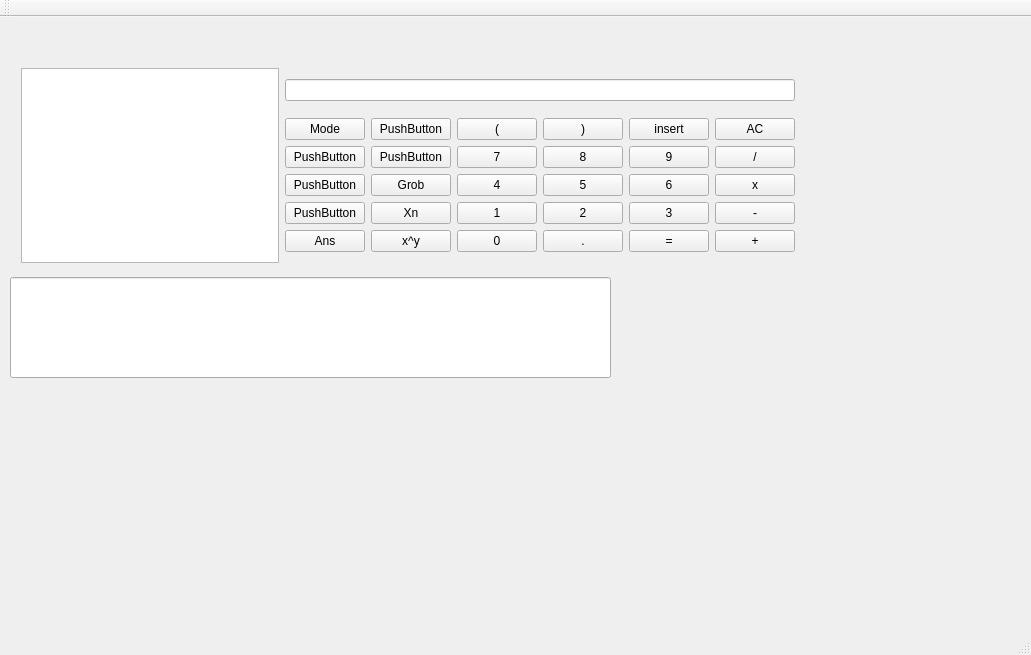
First picture: the form in mainwindow.ui, repository denniswieczorek/sys-g, before the edit.
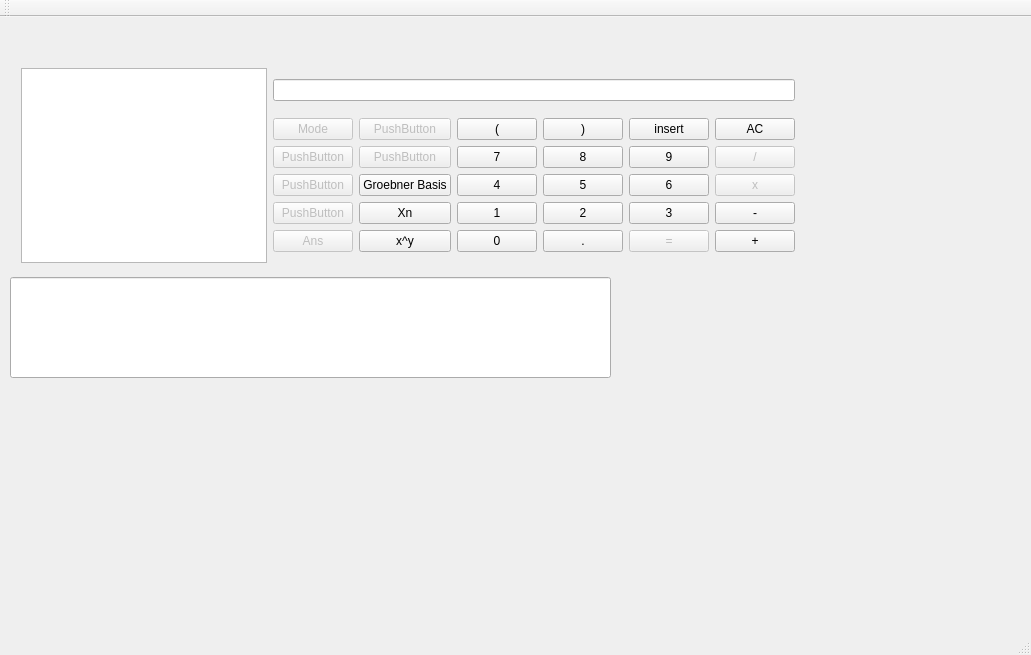
Second picture: the form after the edit.

Patch:
```diff
--- a/mainwindow.ui
+++ b/mainwindow.ui
@@ -56,6 +56,9 @@
         <layout class="QGridLayout" name="gridLayout_2">
          <item row="1" column="1">
           <widget class="QPushButton" name="pushButton_12">
+           <property name="enabled">
+            <bool>false</bool>
+           </property>
            <property name="text">
             <string>PushButton</string>
            </property>
@@ -71,7 +74,7 @@
          <item row="2" column="1">
           <widget class="QPushButton" name="calculate">
            <property name="text">
-            <string>Grob</string>
+            <string>Groebner Basis</string>
            </property>
           </widget>
          </item>
@@ -84,6 +87,9 @@
          </item>
          <item row="2" column="5">
           <widget class="QPushButton" name="multiplyButton">
+           <property name="enabled">
+            <bool>false</bool>
+           </property>
            <property name="text">
             <string>x</string>
            </property>
@@ -91,6 +97,9 @@
          </item>
          <item row="1" column="0">
           <widget class="QPushButton" name="pushButton_3">
+           <property name="enabled">
+            <bool>false</bool>
+           </property>
            <property name="text">
             <string>PushButton</string>
            </property>
@@ -122,6 +131,9 @@
          </item>
          <item row="0" column="0">
           <widget class="QPushButton" name="pushButton_4">
+           <property name="enabled">
+            <bool>false</bool>
+           </property>
            <property name="text">
             <string>Mode</string>
            </property>
@@ -136,6 +148,9 @@
          </item>
          <item row="2" column="0">
           <widget class="QPushButton" name="pushButton_6">
+           <property name="enabled">
+            <bool>false</bool>
+           </property>
            <property name="text">
             <string>PushButton</string>
            </property>
@@ -157,6 +172,9 @@
          </item>
          <item row="1" column="5">
           <widget class="QPushButton" name="divideButton">
+           <property name="enabled">
+            <bool>false</bool>
+           </property>
            <property name="text">
             <string>/</string>
            </property>
@@ -185,6 +203,9 @@
          </item>
          <item row="4" column="0">
           <widget class="QPushButton" name="pushButton_2">
+           <property name="enabled">
+            <bool>false</bool>
+           </property>
            <property name="text">
             <string>Ans</string>
            </property>
@@ -206,6 +227,9 @@
          </item>
          <item row="4" column="4">
           <widget class="QPushButton" name="equalsButton">
+           <property name="enabled">
+            <bool>false</bool>
+           </property>
            <property name="text">
             <string>=</string>
            </property>
@@ -227,6 +251,9 @@
          </item>
          <item row="0" column="1">
           <widget class="QPushButton" name="pushButton_80">
+           <property name="enabled">
+            <bool>false</bool>
+           </property>
            <property name="text">
             <string>PushButton</string>
            </property>
@@ -241,6 +268,9 @@
          </item>
          <item row="3" column="0">
           <widget class="QPushButton" name="pushButton_5">
+           <property name="enabled">
+            <bool>false</bool>
+           </property>
            <property name="text">
             <string>PushButton</string>
            </property>
```
